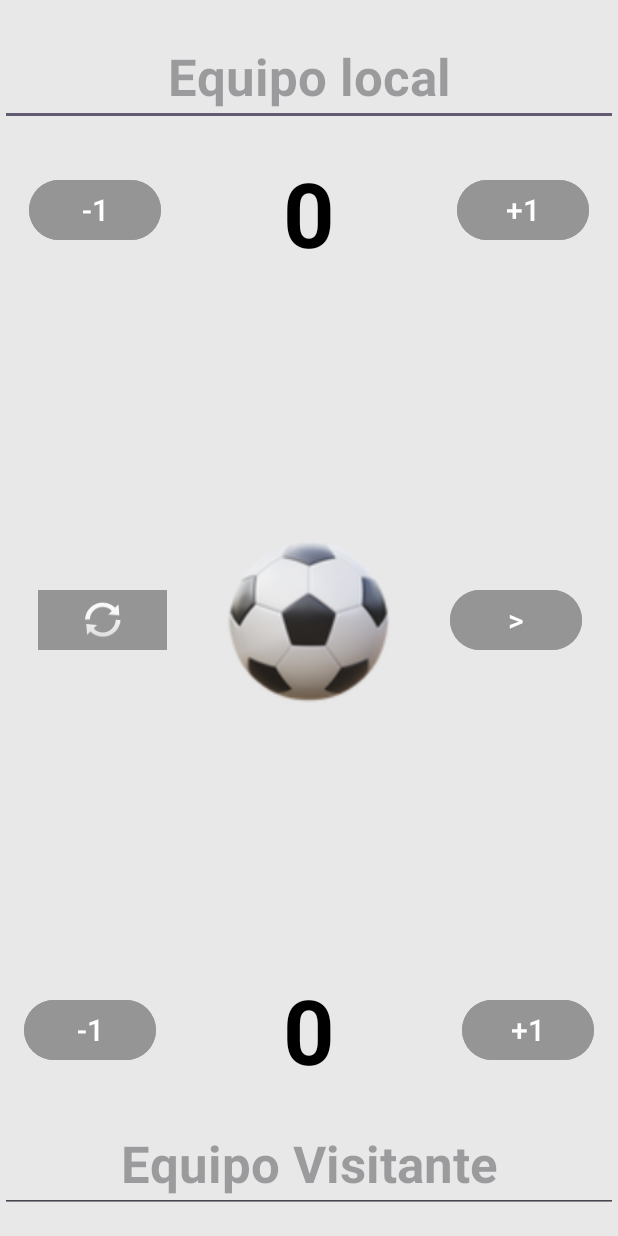
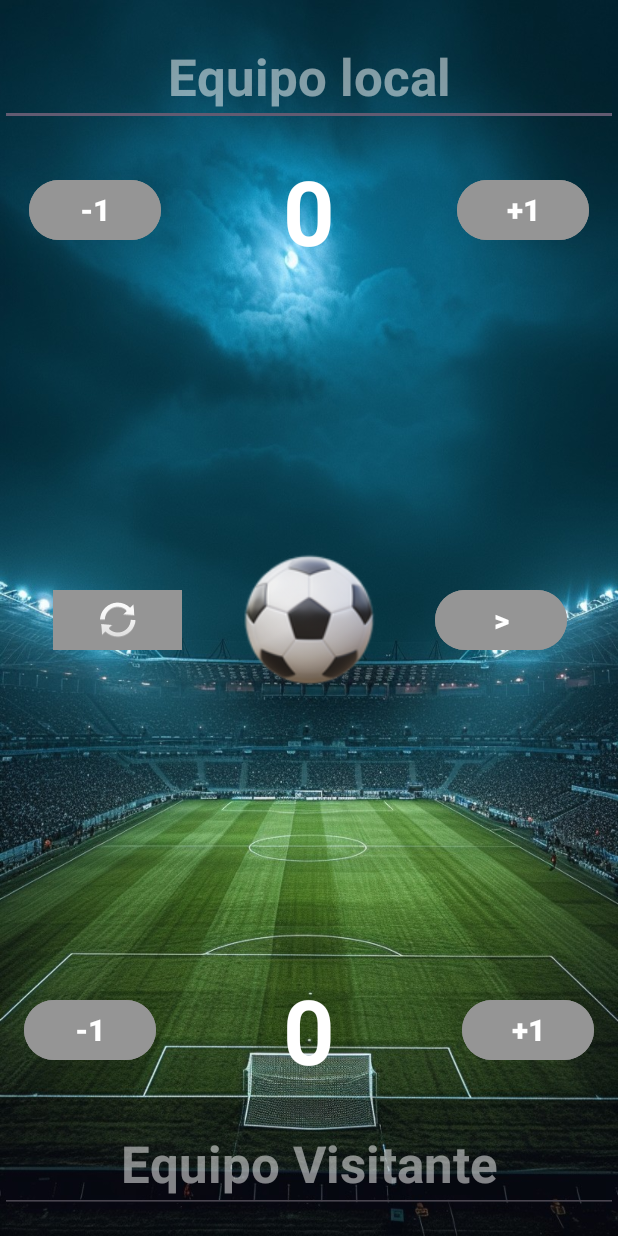
Before and after one commit to GerardluqueDev/app-football-marker, an Android app: the FirstActivity screen opened directly, with no data from a screen before it, on a phone screen of 412 x 824 dp. Run offline under Robolectric (Android 15) with nearby library versions, the phone set to English and light mode, and no system bars; our stand-ins replace data binding.

Commit message:
modifico layout
Modificación del fondo de los tres layout adaptando los textos y tamaños.

```diff
--- a/app/src/main/res/layout/activity_first.xml
+++ b/app/src/main/res/layout/activity_first.xml
@@ -11,7 +11,7 @@
         android:id="@+id/main"
         android:layout_width="match_parent"
         android:layout_height="match_parent"
-        android:background="#E8E8E8"
+        android:background="@drawable/estadio"
         tools:context=".MainActivity">
 
         <EditText
@@ -21,7 +21,8 @@
             android:hint="@string/equipo_local"
             android:text=""
             android:textAlignment="center"
-            android:textColor="@color/black"
+            android:textColor="@color/white"
+            android:textColorHint="@color/white_transp"
             android:textSize="34sp"
             android:textStyle="bold"
             app:layout_constraintBottom_toBottomOf="parent"
@@ -40,7 +41,9 @@
             android:backgroundTint="@color/grey"
             android:selectAllOnFocus="false"
             android:text="@string/_1subtractionLocal"
+            android:textColor="@color/white"
             android:textSize="20sp"
+            android:textStyle="bold"
             app:layout_constraintBottom_toTopOf="@+id/image_football"
             app:layout_constraintEnd_toStartOf="@+id/result_local"
             app:layout_constraintHorizontal_bias="0.036"
@@ -55,14 +58,14 @@
             android:layout_height="wrap_content"
             android:layout_marginTop="16dp"
             android:text="@string/_0resultLocal"
-            android:textColor="@color/black"
+            android:textColor="@color/white"
             android:textSize="60sp"
             android:textStyle="bold"
             app:layout_constraintBottom_toTopOf="@+id/text_visit"
             app:layout_constraintEnd_toEndOf="parent"
             app:layout_constraintStart_toStartOf="parent"
             app:layout_constraintTop_toBottomOf="@+id/text_local"
-            app:layout_constraintVertical_bias="0.002" />
+            app:layout_constraintVertical_bias="0.0" />
 
         <Button
             android:id="@+id/button2"
@@ -74,6 +77,7 @@
             android:selectAllOnFocus="false"
             android:text="@string/_1additionLocal"
             android:textSize="20sp"
+            android:textStyle="bold"
             app:layout_constraintBottom_toTopOf="@+id/image_football"
             app:layout_constraintEnd_toEndOf="parent"
             app:layout_constraintHorizontal_bias="0.964"
@@ -92,6 +96,7 @@
             android:selectAllOnFocus="false"
             android:text="@string/_1subtractionVisit"
             android:textSize="20sp"
+            android:textStyle="bold"
             app:layout_constraintBottom_toTopOf="@+id/text_visit"
             app:layout_constraintEnd_toStartOf="@+id/result_visit"
             app:layout_constraintHorizontal_bias="0.0"
@@ -107,7 +112,7 @@
             android:layout_height="wrap_content"
             android:layout_marginBottom="16dp"
             android:text="@string/_0resultVisit"
-            android:textColor="@color/black"
+            android:textColor="@color/white"
             android:textSize="60sp"
             android:textStyle="bold"
             app:layout_constraintBottom_toTopOf="@+id/text_visit"
@@ -126,6 +131,7 @@
             android:selectAllOnFocus="false"
             android:text="@string/_1additionVisit"
             android:textSize="20sp"
+            android:textStyle="bold"
             app:layout_constraintBottom_toTopOf="@+id/text_visit"
             app:layout_constraintEnd_toEndOf="parent"
             app:layout_constraintHorizontal_bias="1.0"
@@ -141,7 +147,8 @@
             android:hint="@string/equipo_visitante"
             android:text=""
             android:textAlignment="center"
-            android:textColor="@color/black"
+            android:textColor="@color/white"
+            android:textColorHint="@color/white_transp"
             android:textSize="34sp"
             android:textStyle="bold"
             app:layout_constraintBottom_toBottomOf="parent"
@@ -153,8 +160,8 @@
 
         <ImageView
             android:id="@+id/image_football"
-            android:layout_width="172dp"
-            android:layout_height="126dp"
+            android:layout_width="131dp"
+            android:layout_height="101dp"
             android:contentDescription="@string/image_football"
             android:src="@drawable/footbol"
             app:layout_constraintBottom_toTopOf="@+id/result_visit"
@@ -171,6 +178,7 @@
             android:backgroundTint="@color/grey"
             android:text="@string/save"
             android:textSize="20sp"
+            android:textStyle="bold"
             app:layout_constraintBottom_toTopOf="@+id/button4"
             app:layout_constraintEnd_toEndOf="parent"
             app:layout_constraintStart_toEndOf="@+id/image_football"
--- a/app/src/main/res/values/colors.xml
+++ b/app/src/main/res/values/colors.xml
@@ -4,4 +4,6 @@
     <color name="white">#FFFFFFFF</color>
     <color name="grey">#959595</color>
     <color name="darkGray">#535353</color>
+    <color name="yellow">#FFFBD8</color>
+    <color name="white_transp">#80FFFFFF</color>
 </resources>
```
Also changed, not shown: app/src/main/res/layout/activity_detail.xml (+23 -6 lines), app/src/main/res/layout/activity_main.xml (+7 -21 lines), app/src/main/res/drawable/estadio.png (added), app/src/main/res/drawable/icono.png (added).
